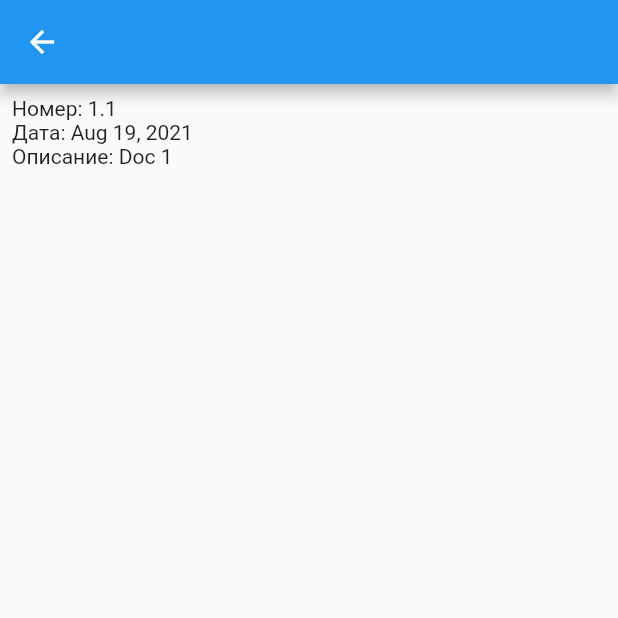
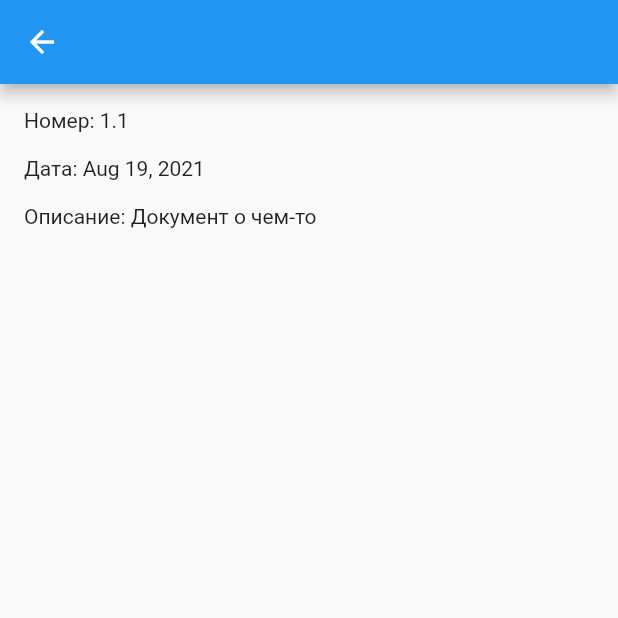
Before and after one commit to shindje/flutterSigningDemo, a Flutter app: the DetailsScreen screen opened directly with sample values from the repository, on a phone screen of 412 x 824 dp, the top half of it. Run offline on Flutter 3.47's test engine with Material 2 defaults, Android fonts, the phone set to English and light mode, and no system bars.

Commit message:
Details spacing

```diff
--- a/lib/data/documents.dart
+++ b/lib/data/documents.dart
@@ -12,7 +12,7 @@ class Document {
 }
 
 List<Document> mocked() => [
-  Document("1.1", null, "Doc 1"),
-  Document("1.2", null, "Doc 2"),
-  Document("2", DateTime.parse("2012-02-27"), "Doc 2"),
+  Document("1.1", null, "Документ о чем-то"),
+  Document("1.2", null, "Документ о направлении чего-го куда-то"),
+  Document("2", DateTime.parse("2012-02-27"), "Тоже документ"),
 ];
--- a/lib/ui/details.dart
+++ b/lib/ui/details.dart
@@ -32,12 +32,26 @@ class DetailsScreen extends StatelessWidget {
         child: Column(
           crossAxisAlignment: CrossAxisAlignment.start,
           children: [
-            Text("Номер: ${doc.docNum}"),
-            Text("Дата: ${DateFormat.yMMMd().format(doc.docDate)}"),
-            Text("Описание: ${doc.desc}"),
+            TextWithPadding("Номер: ${doc.docNum}"),
+            TextWithPadding("Дата: ${DateFormat.yMMMd().format(doc.docDate)}"),
+            TextWithPadding("Описание: ${doc.desc}"),
           ],
         ),
       ),
     );
   }
 }
+
+class TextWithPadding extends StatelessWidget {
+  String _text;
+  TextWithPadding(this._text);
+
+  @override
+  Widget build(BuildContext context) {
+    return Padding(
+      padding: const EdgeInsets.all(8.0),
+      child: Text(_text),
+    );
+  }
+
+}
--- a/lib/ui/mylistview.dart
+++ b/lib/ui/mylistview.dart
@@ -23,8 +23,8 @@ class MyListView extends StatelessWidget {
             return ListTile (
               title: Row (
                 children: [
-                  Expanded(child: Text(doc.docNum)),
-                  Expanded(child: Text(DateFormat.yMMMd().format(doc.docDate))),
+                  Expanded(child: Text("№ ${doc.docNum}")),
+                  Expanded(child: Text("от ${DateFormat.yMMMd().format(doc.docDate)}")),
                 ],
               ),
               onTap: () => onTap(doc),
--- a/pubspec.yaml
+++ b/pubspec.yaml
@@ -22,6 +22,8 @@ environment:
 
 dependencies:
   intl: ^0.17.0
+  flutter_full_pdf_viewer: ^1.0.4
+  path_provider: ^0.4.1
   flutter:
     sdk: flutter
 
```
Also changed, not shown: pubspec.lock.
